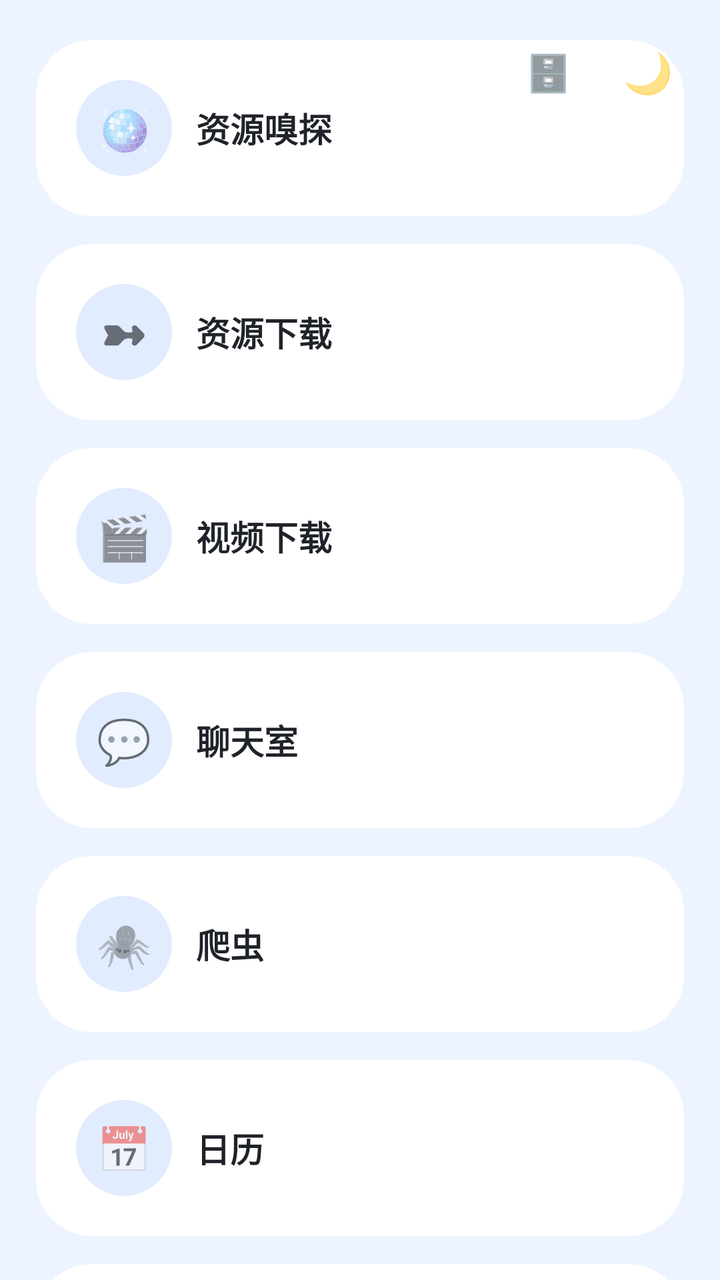
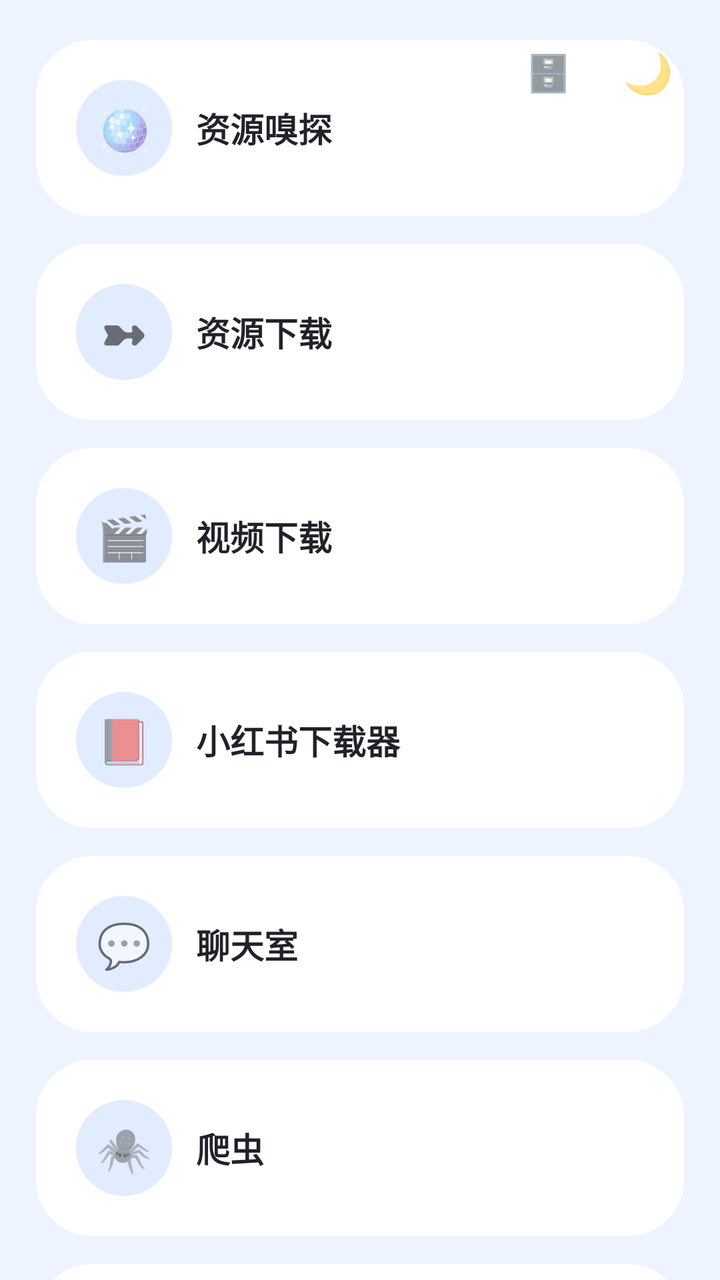

Two renders of the same Android screen: before a commit and after it. Below are the layout's source before the change and the commit's diff.
<!-- AndroidManifest.xml: application theme AppTheme -->
<!-- res/layout/activity_toolbox.xml -->
<?xml version="1.0" encoding="utf-8"?>
<FrameLayout xmlns:android="http://schemas.android.com/apk/res/android"
    android:id="@+id/toolRoot"
    android:layout_width="match_parent" android:layout_height="match_parent">

    <TextView android:id="@+id/lanToggle"
        android:layout_width="44dp" android:layout_height="44dp"
        android:layout_gravity="top|right" android:layout_marginTop="14dp" android:layout_marginRight="64dp"
        android:gravity="center" android:elevation="6dp"
        android:text="🗄️" android:textSize="18sp"/>

    <TextView android:id="@+id/themeToggle"
        android:layout_width="44dp" android:layout_height="44dp"
        android:layout_gravity="top|right" android:layout_margin="14dp"
        android:gravity="center" android:elevation="6dp"
        android:text="🌙" android:textSize="20sp"/>

    <LinearLayout android:id="@+id/toolColumn"
        android:layout_width="match_parent" android:layout_height="match_parent"
        android:orientation="vertical">

        <ScrollView
            android:layout_width="match_parent" android:layout_height="match_parent"
            android:fillViewport="true" android:scrollbars="none">

            <LinearLayout
                android:layout_width="match_parent" android:layout_height="wrap_content"
                android:orientation="vertical"
                android:paddingLeft="18dp" android:paddingRight="18dp"
                android:paddingTop="20dp" android:paddingBottom="150dp">

                <LinearLayout android:tag="card" android:id="@+id/cardPlayer"
                    android:layout_width="match_parent" android:layout_height="wrap_content"
                    android:background="@drawable/bg_card_md3" android:orientation="vertical"
                    android:padding="20dp">
                    <LinearLayout
                        android:layout_width="match_parent" android:layout_height="wrap_content"
                        android:orientation="horizontal" android:gravity="center_vertical">
                        <TextView
                            android:layout_width="48dp" android:layout_height="48dp"
                            android:background="@drawable/bg_btn_md3"
                            android:text="🪩" android:textSize="22sp" android:gravity="center"/>
                        <TextView
                            android:layout_width="0dp" android:layout_height="wrap_content"
                            android:layout_weight="1" android:layout_marginLeft="12dp"
                            android:text="资源嗅探" android:textSize="17sp"
                            android:textStyle="bold" android:tag="title" android:textColor="@color/textMain"/>
                    </LinearLayout>
                </LinearLayout>

                <LinearLayout android:tag="card" android:id="@+id/cardDownload"
                    android:layout_width="match_parent" android:layout_height="wrap_content"
                    android:layout_marginTop="14dp"
                    android:background="@drawable/bg_card_md3" android:orientation="vertical"
                    android:padding="20dp">
                    <LinearLayout
                        android:layout_width="match_parent" android:layout_height="wrap_content"
                        android:orientation="horizontal" android:gravity="center_vertical">
                        <TextView
                            android:layout_width="48dp" android:layout_height="48dp"
                            android:background="@drawable/bg_btn_md3"
                            android:text="➼" android:textSize="22sp" android:gravity="center"/>
                        <TextView
                            android:layout_width="0dp" android:layout_height="wrap_content"
                            android:layout_weight="1" android:layout_marginLeft="12dp"
                            android:text="资源下载" android:textSize="17sp"
                            android:textStyle="bold" android:tag="title" android:textColor="@color/textMain"/>
                    </LinearLayout>
                </LinearLayout>

                <LinearLayout android:tag="card" android:id="@+id/cardVideoDl"
                    android:layout_width="match_parent" android:layout_height="wrap_content"
                    android:layout_marginTop="14dp"
                    android:background="@drawable/bg_card_md3" android:orientation="vertical"
                    android:padding="20dp">
                    <LinearLayout
                        android:layout_width="match_parent" android:layout_height="wrap_content"
                        android:orientation="horizontal" android:gravity="center_vertical">
                        <TextView
                            android:layout_width="48dp" android:layout_height="48dp"
                            android:background="@drawable/bg_btn_md3"
                            android:text="🎬" android:textSize="22sp" android:gravity="center"/>
                        <TextView
                            android:layout_width="0dp" android:layout_height="wrap_content"
                            android:layout_weight="1" android:layout_marginLeft="12dp"
                            android:text="视频下载" android:textSize="17sp"
                            android:textStyle="bold" android:tag="title" android:textColor="@color/textMain"/>
                    </LinearLayout>
                </LinearLayout>

                <LinearLayout android:tag="card" android:id="@+id/cardChat"
                    android:layout_width="match_parent" android:layout_height="wrap_content"
                    android:layout_marginTop="14dp"
                    android:background="@drawable/bg_card_md3" android:orientation="vertical"
                    android:padding="20dp">
                    <LinearLayout
                        android:layout_width="match_parent" android:layout_height="wrap_content"
                        android:orientation="horizontal" android:gravity="center_vertical">
                        <TextView
                            android:layout_width="48dp" android:layout_height="48dp"
                            android:background="@drawable/bg_btn_md3"
                            android:text="💬" android:textSize="22sp" android:gravity="center"/>
                        <TextView
                            android:layout_width="0dp" android:layout_height="wrap_content"
                            android:layout_weight="1" android:layout_marginLeft="12dp"
                            android:text="聊天室" android:textSize="17sp"
                            android:textStyle="bold" android:tag="title" android:textColor="@color/textMain"/>
                    </LinearLayout>
                </LinearLayout>

                <LinearLayout android:tag="card" android:id="@+id/cardSpider"
                    android:layout_width="match_parent" android:layout_height="wrap_content"
                    android:layout_marginTop="14dp"
                    android:background="@drawable/bg_card_md3" android:orientation="vertical"
                    android:padding="20dp">
                    <LinearLayout
                        android:layout_width="match_parent" android:layout_height="wrap_content"
                        android:orientation="horizontal" android:gravity="center_vertical">
                        <TextView
                            android:layout_width="48dp" android:layout_height="48dp"
                            android:background="@drawable/bg_btn_md3"
                            android:text="🕷️" android:textSize="22sp" android:gravity="center"/>
                        <TextView
                            android:layout_width="0dp" android:layout_height="wrap_content"
                            android:layout_weight="1" android:layout_marginLeft="12dp"
                            android:text="爬虫" android:textSize="17sp"
                            android:textStyle="bold" android:tag="title" android:textColor="@color/textMain"/>
                    </LinearLayout>
                </LinearLayout>

                <LinearLayout android:tag="card" android:id="@+id/calendarCard"
                    android:layout_width="match_parent" android:layout_height="wrap_content"
                    android:layout_marginTop="14dp"
                    android:background="@drawable/bg_card_md3" android:orientation="vertical"
                    android:padding="20dp">
                    <LinearLayout
                        android:layout_width="match_parent" android:layout_height="wrap_content"
                        android:orientation="horizontal" android:gravity="center_vertical">
                        <TextView
                            android:layout_width="48dp" android:layout_height="48dp"
                            android:background="@drawable/bg_btn_md3"
                            android:text="📅" android:textSize="22sp" android:gravity="center"/>
                        <TextView
                            android:layout_width="0dp" android:layout_height="wrap_content"
                            android:layout_weight="1" android:layout_marginLeft="12dp"
                            android:text="日历" android:textSize="17sp"
                            android:textStyle="bold" android:tag="title" android:textColor="@color/textMain"/>
                    </LinearLayout>
                </LinearLayout>

                <LinearLayout android:tag="card" android:id="@+id/cardMed"
                    android:layout_width="match_parent" android:layout_height="wrap_content"
                    android:layout_marginTop="14dp"
                    android:background="@drawable/bg_card_md3" android:orientation="vertical"
                    android:padding="20dp">
                    <LinearLayout
                        android:layout_width="match_parent" android:layout_height="wrap_content"
                        android:orientation="horizontal" android:gravity="center_vertical">
                        <TextView
                            android:layout_width="48dp" android:layout_height="48dp"
                            android:background="@drawable/bg_btn_md3"
                            android:text="💊" android:textSize="22sp" android:gravity="center"/>
                        <TextView
                            android:layout_width="0dp" android:layout_height="wrap_content"
                            android:layout_weight="1" android:layout_marginLeft="12dp"
                            android:text="用药提醒" android:textSize="17sp"
                            android:textStyle="bold" android:tag="title" android:textColor="@color/textMain"/>
                    </LinearLayout>
                    <TextView
                        android:id="@+id/medStatus"
                        android:layout_width="match_parent" android:layout_height="wrap_content"
                        android:layout_marginTop="10dp" android:tag="sub"
                        android:text="🌱 还没有计划，点进去添加" android:textSize="13sp"
                        android:textColor="#8A94A6"/>
                </LinearLayout>

                <LinearLayout android:tag="card" android:id="@+id/cardShortcut"
                    android:layout_width="match_parent" android:layout_height="wrap_content"
                    android:layout_marginTop="14dp"
                    android:background="@drawable/bg_card_md3" android:orientation="vertical"
                    android:padding="20dp">
                    <LinearLayout
                        android:layout_width="match_parent" android:layout_height="wrap_content"
                        android:orientation="horizontal" android:gravity="center_vertical">
                        <TextView
                            android:layout_width="48dp" android:layout_height="48dp"
                            android:background="@drawable/bg_btn_md3"
                            android:text="⚡" android:textSize="22sp" android:gravity="center"/>
                        <TextView
                            android:layout_width="0dp" android:layout_height="wrap_content"
                            android:layout_weight="1" android:layout_marginLeft="12dp"
                            android:text="创建快捷键" android:textSize="17sp"
                            android:textStyle="bold" android:tag="title" android:textColor="@color/textMain"/>
                    </LinearLayout>
                </LinearLayout>



                <LinearLayout android:tag="card" android:id="@+id/cardWeb2Apk"
                    android:layout_width="match_parent" android:layout_height="wrap_content"
                    android:layout_marginTop="14dp"
                    android:background="@drawable/bg_card_md3" android:orientation="vertical"
                    android:padding="20dp">
                    <LinearLayout
                        android:layout_width="match_parent" android:layout_height="wrap_content"
                        android:orientation="horizontal" android:gravity="center_vertical">
                        <TextView
                            android:layout_width="48dp" android:layout_height="48dp"
                            android:background="@drawable/bg_btn_md3"
                            android:text="🌐" android:textSize="22sp" android:gravity="center"/>
                        <TextView
                            android:layout_width="0dp" android:layout_height="wrap_content"
                            android:layout_weight="1" android:layout_marginLeft="12dp"
                            android:text="网页转应用" android:textSize="17sp"
                            android:textStyle="bold" android:tag="title" android:textColor="@color/textMain"/>
                    </LinearLayout>
                </LinearLayout>

                <LinearLayout android:tag="card" android:id="@+id/cardEnt"
                    android:layout_width="match_parent" android:layout_height="wrap_content"
                    android:layout_marginTop="14dp"
                    android:background="@drawable/bg_card_md3" android:orientation="vertical"
                    android:padding="20dp">
                    <LinearLayout
                        android:layout_width="match_parent" android:layout_height="wrap_content"
                        android:orientation="horizontal" android:gravity="center_vertical">
                        <TextView
                            android:layout_width="48dp" android:layout_height="48dp"
                            android:background="@drawable/bg_btn_md3"
                            android:text="🎡" android:textSize="22sp" android:gravity="center"/>
                        <TextView
                            android:layout_width="0dp" android:layout_height="wrap_content"
                            android:layout_weight="1" android:layout_marginLeft="12dp"
                            android:text="娱乐" android:textSize="17sp"
                            android:textStyle="bold" android:tag="title" android:textColor="@color/textMain"/>
                    </LinearLayout>
                </LinearLayout>

            </LinearLayout>
        </ScrollView>
    </LinearLayout>
</FrameLayout>
<!-- resources referenced by this layout -->
<resources>
  <color name="textMain">#1F2329</color>
  <!-- drawable bg_btn_md3 (drawable) -->
  <?xml version="1.0" encoding="utf-8"?>
  <shape xmlns:android="http://schemas.android.com/apk/res/android">
      <solid android:color="#E1ECFF"/>
      <corners android:radius="24dp"/>
  </shape>
  <!-- drawable bg_card_md3 (drawable) -->
  <?xml version="1.0" encoding="utf-8"?>
  <ripple xmlns:android="http://schemas.android.com/apk/res/android"
      android:color="#224C7DFF">
      <item>
          <shape>
              <solid android:color="#FFFFFF"/>
              <corners android:radius="28dp"/>
          </shape>
      </item>
  </ripple>
  <style name="AppTheme" parent="Theme.MaterialComponents.DayNight.NoActionBar">
          <item name="android:windowFullscreen">true</item>
          <item name="android:windowNoTitle">true</item>
          <item name="android:windowTranslucentNavigation">true</item>
          <item name="android:windowBackground">@color/bg</item>
          <item name="android:colorAccent">@color/blue2</item>
          <item name="colorPrimary">@color/blue2</item>
          <item name="colorSecondary">@color/blue2</item>
          <item name="android:colorControlHighlight">#22315CDE</item>
      </style>
  <color name="bg">#EEF4FF</color>
  <color name="blue2">#1677FF</color>
</resources>

<!-- the commit's change to res/layout/activity_toolbox.xml (unified diff, before → after) -->
@@ -88,6 +88,26 @@
                     </LinearLayout>
                 </LinearLayout>
 
+<LinearLayout android:tag="card" android:id="@+id/cardXhs"
+                    android:layout_width="match_parent" android:layout_height="wrap_content"
+                    android:layout_marginTop="14dp"
+                    android:background="@drawable/bg_card_md3" android:orientation="vertical"
+                    android:padding="20dp">
+                    <LinearLayout
+                        android:layout_width="match_parent" android:layout_height="wrap_content"
+                        android:orientation="horizontal" android:gravity="center_vertical">
+                        <TextView
+                            android:layout_width="48dp" android:layout_height="48dp"
+                            android:background="@drawable/bg_btn_md3"
+                            android:text="📕" android:textSize="22sp" android:gravity="center"/>
+                        <TextView
+                            android:layout_width="0dp" android:layout_height="wrap_content"
+                            android:layout_weight="1" android:layout_marginLeft="12dp"
+                            android:text="小红书下载器" android:textSize="17sp"
+                            android:textStyle="bold" android:tag="title" android:textColor="@color/textMain"/>
+                    </LinearLayout>
+                </LinearLayout>
+
                 <LinearLayout android:tag="card" android:id="@+id/cardChat"
                     android:layout_width="match_parent" android:layout_height="wrap_content"
                     android:layout_marginTop="14dp"
